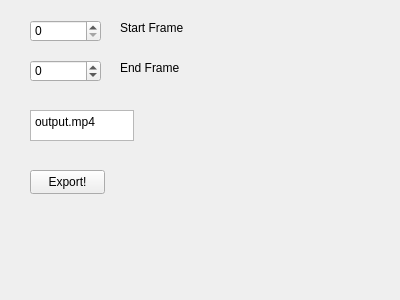
paulmthompson/WhiskerToolbox, file src/WhiskerToolbox/Export_Widgets/Export_Video_Widget/Export_Video_Widget.ui: the form before one commit.
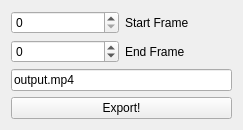
The form after the commit.

Commit message: better export widget layout

```diff
--- a/src/WhiskerToolbox/Export_Widgets/Export_Video_Widget/Export_Video_Widget.ui
+++ b/src/WhiskerToolbox/Export_Widgets/Export_Video_Widget/Export_Video_Widget.ui
@@ -6,88 +6,74 @@
    <rect>
     <x>0</x>
     <y>0</y>
-    <width>400</width>
-    <height>300</height>
+    <width>243</width>
+    <height>130</height>
    </rect>
   </property>
   <property name="windowTitle">
    <string>Form</string>
   </property>
-  <widget class="QSpinBox" name="start_frame_spinbox">
-   <property name="geometry">
-    <rect>
-     <x>30</x>
-     <y>20</y>
-     <width>71</width>
-     <height>22</height>
-    </rect>
-   </property>
-  </widget>
+  <layout class="QVBoxLayout" name="verticalLayout">
+   <item>
+    <layout class="QHBoxLayout" name="horizontalLayout">
+     <item>
+      <widget class="QSpinBox" name="start_frame_spinbox"/>
+     </item>
+     <item>
+      <widget class="QLabel" name="label">
+       <property name="text">
+        <string>Start Frame</string>
+       </property>
+      </widget>
+     </item>
+    </layout>
+   </item>
+   <item>
+    <layout class="QHBoxLayout" name="horizontalLayout_2">
+     <item>
   <widget class="QSpinBox" name="end_frame_spinbox">
-   <property name="geometry">
-    <rect>
-     <x>30</x>
-     <y>60</y>
-     <width>71</width>
-     <height>22</height>
-    </rect>
-   </property>
    <property name="minimum">
     <number>-1</number>
    </property>
   </widget>
-  <widget class="QLabel" name="label">
-   <property name="geometry">
-    <rect>
-     <x>120</x>
-     <y>20</y>
-     <width>91</width>
-     <height>16</height>
-    </rect>
-   </property>
-   <property name="text">
-    <string>Start Frame</string>
-   </property>
-  </widget>
+     </item>
+     <item>
   <widget class="QLabel" name="label_2">
-   <property name="geometry">
-    <rect>
-     <x>120</x>
-     <y>60</y>
-     <width>81</width>
-     <height>16</height>
-    </rect>
-   </property>
    <property name="text">
     <string>End Frame</string>
    </property>
   </widget>
-  <widget class="QPlainTextEdit" name="output_filename">
-   <property name="geometry">
-    <rect>
-     <x>30</x>
-     <y>110</y>
-     <width>104</width>
-     <height>31</height>
-    </rect>
-   </property>
-   <property name="plainText">
+     </item>
+    </layout>
+   </item>
+   <item>
+    <widget class="QLineEdit" name="output_filename">
+     <property name="text">
     <string>output.mp4</string>
    </property>
   </widget>
+   </item>
+   <item>
   <widget class="QPushButton" name="export_video_button">
-   <property name="geometry">
-    <rect>
-     <x>30</x>
-     <y>170</y>
-     <width>75</width>
-     <height>24</height>
-    </rect>
-   </property>
    <property name="text">
     <string>Export!</string>
    </property>
   </widget>
+   </item>
+   <item>
+    <spacer name="verticalSpacer">
+     <property name="orientation">
+      <enum>Qt::Orientation::Vertical</enum>
+     </property>
+     <property name="sizeHint" stdset="0">
+      <size>
+       <width>20</width>
+       <height>40</height>
+      </size>
+     </property>
+    </spacer>
+   </item>
+  </layout>
  </widget>
  <resources/>
  <connections/>
```
Lines whose indentation alone changed are shown as unchanged. The commit also changes 1 other file.
